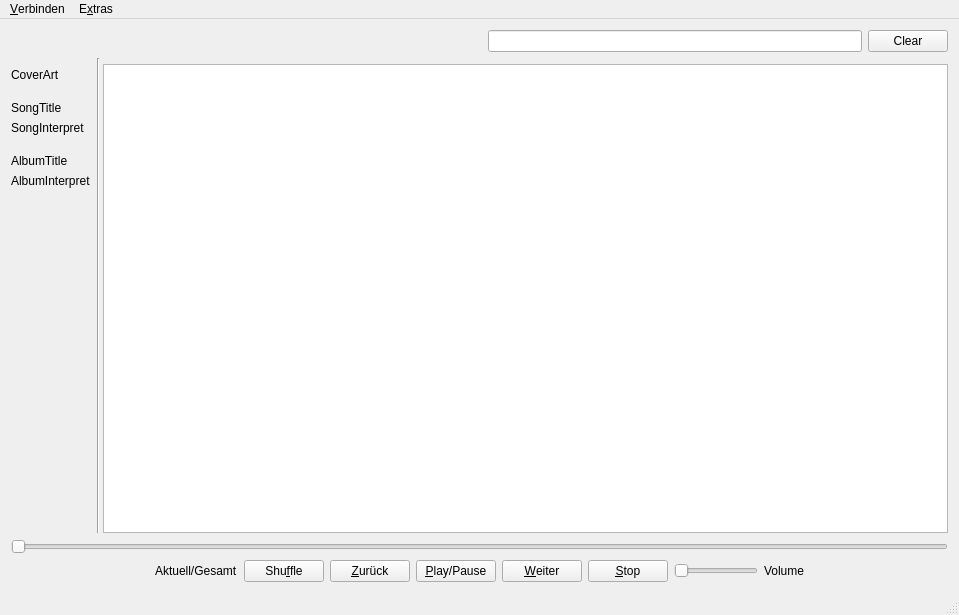
Old version of the form player/arkecho_player/Ui/ArkEchoPlayerView.ui in the repository ArkEcho/arkecho_player.
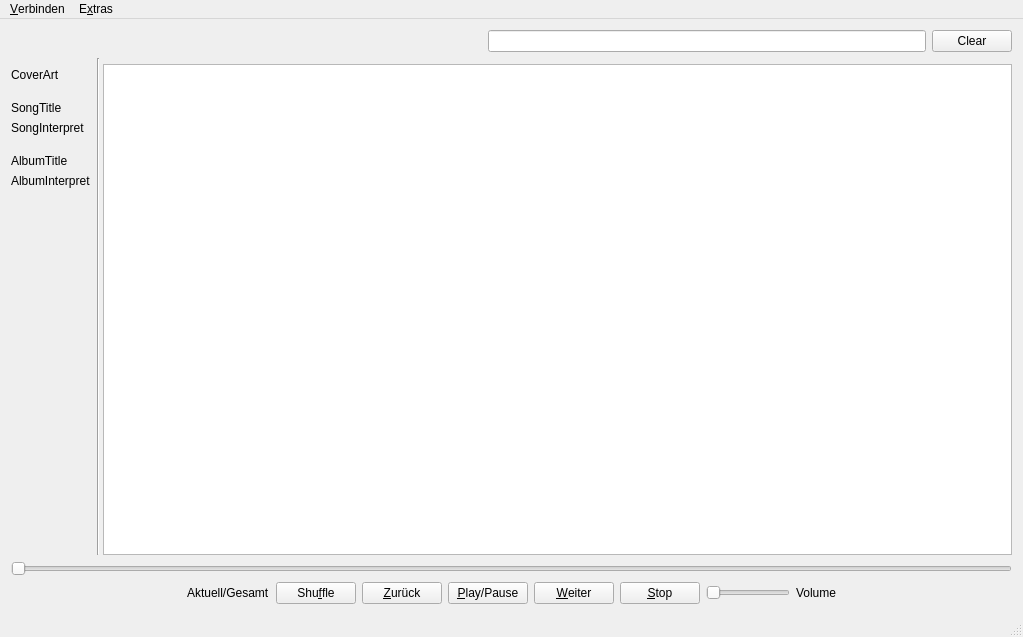
New version of the form.

Commit message: Implemented Display of Album Cover Art in Tracklist

Patch:
```diff
--- a/player/arkecho_player/Ui/ArkEchoPlayerView.ui
+++ b/player/arkecho_player/Ui/ArkEchoPlayerView.ui
@@ -6,8 +6,8 @@
    <rect>
     <x>0</x>
     <y>0</y>
-    <width>959</width>
-    <height>615</height>
+    <width>1023</width>
+    <height>637</height>
    </rect>
   </property>
   <property name="windowTitle">
@@ -291,7 +291,7 @@
     <rect>
      <x>0</x>
      <y>0</y>
-     <width>959</width>
+     <width>1023</width>
      <height>21</height>
     </rect>
    </property>
```
The commit also changes 1 other file.
